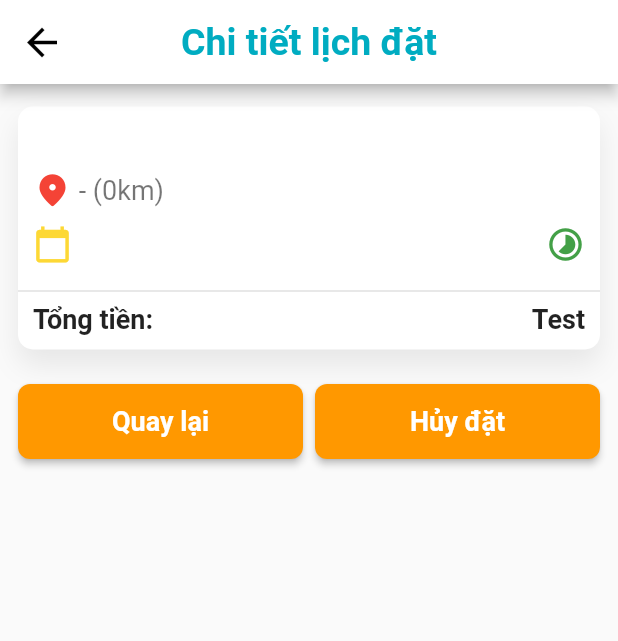
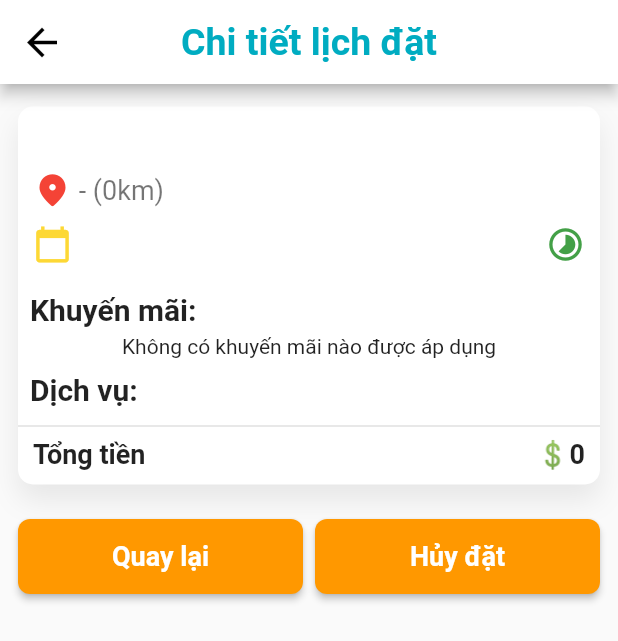
Before and after one commit to Balleys1900/DentistProject, a Flutter app: the HistoryCartBooking widget shown alone on an empty page, opened directly with empty values, after a tap on "Chi tiết", on a phone screen of 412 x 824 dp. Shown: the top 641 px of the screen. Run offline on Flutter 3.47's test engine with Material 2 defaults, Android fonts, the phone set to English and light mode, and no system bars; our stand-ins replace carousel_slider, fluttertoast, smooth_star_rating, table_calendar; network calls fail.

Commit message:
Update Logic booking

```diff
--- a/flutter_dentist_app/lib/api/http_service_booking.dart
+++ b/flutter_dentist_app/lib/api/http_service_booking.dart
@@ -12,7 +12,7 @@ class HttpServiceBooking {
     String timeAppointment,
     String dateAppointment,
     num hour,
-    List<dynamic> voucher,
+    List<dynamic> vouchers,
   ) async {
     Map data = {
       'user': user,
@@ -22,7 +22,7 @@ class HttpServiceBooking {
       'timeAppointment': timeAppointment,
       'dateAppointment': dateAppointment,
       'hour': hour,
-      'voucher': voucher,
+      'vouchers': vouchers,
       'status': true,
       'message': 'Đặt lịch thành công',
     };
--- a/flutter_dentist_app/lib/cart/Steps.dart
+++ b/flutter_dentist_app/lib/cart/Steps.dart
@@ -138,7 +138,7 @@ class _StepProgressState extends State<StepProgress> {
                 instanceTime.timeSelect.time,
                 new DateFormat('dd-MM-yyyy').format(instanceTime.date),
                 instanceTime.timeSelect.hour,
-                listVoucher,
+                vouchers,
               )
                   .then(
                 (value) {
--- a/flutter_dentist_app/lib/model/Booking.dart
+++ b/flutter_dentist_app/lib/model/Booking.dart
@@ -7,6 +7,7 @@ class Booking {
   final String dateAppointment;
   final String timeAppointment;
   final num hour;
+  final List<dynamic> vouchers;
   final bool status;
   final String message;
 
@@ -19,6 +20,7 @@ class Booking {
     required this.dateAppointment,
     required this.timeAppointment,
     required this.hour,
+    required this.vouchers,
     required this.status,
     required this.message,
   });
@@ -33,6 +35,7 @@ class Booking {
       dateAppointment: json['dateAppointment'],
       timeAppointment: json['timeAppointment'],
       hour: json['hour'],
+      vouchers: json['vouchers'],
       status: json['status'],
       message: json['message'],
     );
--- a/flutter_dentist_app/lib/screens/history/detailHistoryBooked.dart
+++ b/flutter_dentist_app/lib/screens/history/detailHistoryBooked.dart
@@ -13,6 +13,13 @@ class DetailHistoryBooked extends StatelessWidget {
 
   @override
   Widget build(BuildContext context) {
+    int totalDiscount = booking.vouchers.fold(
+        0, (previousValue, voucher) => voucher['discount'] + previousValue);
+    int discountAllTime = booking.vouchers.fold(
+        0,
+        (previousValue, voucher) => voucher['time'].length == 10
+            ? voucher['discount'] + previousValue
+            : previousValue);
     return SafeArea(
       child: Scaffold(
         appBar: AppBar(
@@ -129,8 +136,50 @@ class DetailHistoryBooked extends StatelessWidget {
                       ],
                     ),
                   ),
+                  Container(
+                    margin: EdgeInsets.only(top: 9, bottom: 5, left: 8),
+                    alignment: Alignment.topLeft,
+                    child: Text(
+                      'Khuyến mãi: ',
+                      style: TextStyle(
+                        fontSize: 20,
+                        fontWeight: FontWeight.bold,
+                      ),
+                    ),
+                  ),
+                  if (booking.vouchers.length > 0)
+                    ...booking.vouchers.map(
+                      (e) => Row(
+                        children: [
+                          Icon(Icons.check_circle_rounded, color: Colors.green),
+                          Text('  ${e['name']}',
+                              style: TextStyle(fontSize: 16)),
+                          Text(
+                            '  (-${e['discount']}%)',
+                            style: TextStyle(
+                                fontSize: 14,
+                                color: Colors.redAccent,
+                                fontWeight: FontWeight.bold),
+                          ),
+                        ],
+                      ),
+                    )
+                  else
+                    Text('Không có khuyến mãi nào được áp dụng'),
+                  Container(
+                    margin: EdgeInsets.only(top: 9, bottom: 5, left: 8),
+                    alignment: Alignment.topLeft,
+                    child: Text(
+                      'Dịch vụ: ',
+                      style: TextStyle(
+                        fontSize: 20,
+                        fontWeight: FontWeight.bold,
+                      ),
+                    ),
+                  ),
                   ...booking.services
-                      .map((s) => ServiceBookingCart(service: s))
+                      .map((s) => ServiceBookingCart(
+                          service: s, discount: discountAllTime))
                       .toList(),
                   Divider(
                     thickness: 1,
@@ -141,16 +190,29 @@ class DetailHistoryBooked extends StatelessWidget {
                     child: Row(
                       mainAxisAlignment: MainAxisAlignment.spaceBetween,
                       children: [
+                        Row(
+                          children: [
                             Text(
-                          'Tổng tiền: ',
+                              'Tổng tiền',
                               style: TextStyle(
                                 fontSize: 18,
                                 fontWeight: FontWeight.bold,
                               ),
                             ),
                             Text(
-                          // '💲${booking.services.fold(0, (previousValue, service) => (service['price'] * service['quantity'] * (1 - service['discount'] / 100)) + previousValue).toStringAsFixed(1)}',
-                          'Test',
+                              totalDiscount != 0
+                                  ? '(đã giảm (${totalDiscount}%)): '
+                                  : '',
+                              style: TextStyle(
+                                fontSize: 18,
+                                color: Colors.black54,
+                                fontWeight: FontWeight.bold,
+                              ),
+                            ),
+                          ],
+                        ),
+                        Text(
+                          '💲${(booking.services.fold(0, (previousValue, service) => service['price'] * service['quantity'] + previousValue) * (1 - totalDiscount / 100)).toStringAsFixed(0)}',
                           style: TextStyle(
                             fontSize: 18,
                             fontWeight: FontWeight.bold,
@@ -231,9 +293,11 @@ class DetailHistoryBooked extends StatelessWidget {
 
 class ServiceBookingCart extends StatelessWidget {
   final dynamic service;
+  final int discount;
   const ServiceBookingCart({
     Key? key,
     required this.service,
+    required this.discount,
   }) : super(key: key);
 
   @override
@@ -251,7 +315,8 @@ class ServiceBookingCart extends StatelessWidget {
               fontWeight: FontWeight.bold,
             ),
           ),
-          Row(
+          discount != 0
+              ? Row(
                   children: [
                     Text(
                       '💲${service['price']}',
@@ -267,8 +332,16 @@ class ServiceBookingCart extends StatelessWidget {
                       size: 30,
                     ),
                     Text(
-                // '💲${service['price'] * (1 - service['discount'] / 100)}',
-                'Test',
+                      '💲${service['price'] * (1 - discount / 100)}',
+                      style: TextStyle(
+                        fontSize: 18,
+                        fontWeight: FontWeight.bold,
+                      ),
+                    ),
+                  ],
+                )
+              : Text(
+                  '💲${service['price']}',
                   style: TextStyle(
                     fontSize: 18,
                     fontWeight: FontWeight.bold,
@@ -276,8 +349,6 @@ class ServiceBookingCart extends StatelessWidget {
                 ),
         ],
       ),
-        ],
-      ),
     );
   }
 }
--- a/flutter_dentist_app/lib/screens/history/historyBooking.dart
+++ b/flutter_dentist_app/lib/screens/history/historyBooking.dart
@@ -201,6 +201,14 @@ class HistoryCartBooking extends StatelessWidget {
 
   @override
   Widget build(BuildContext context) {
+    int totalDiscount = booking.vouchers.fold(
+        0, (previousValue, voucher) => voucher['discount'] + previousValue);
+
+    int discountAllTime = booking.vouchers.fold(
+        0,
+        (previousValue, voucher) => voucher['time'].length == 10
+            ? voucher['discount'] + previousValue
+            : previousValue);
     return Column(
       children: [
         Container(
@@ -284,7 +292,10 @@ class HistoryCartBooking extends StatelessWidget {
             ],
           ),
         ),
-        ...booking.services.map((s) => ServiceBookingCart(service: s)).toList(),
+        ...booking.services
+            .map((s) =>
+                ServiceBookingCart(service: s, discount: discountAllTime))
+            .toList(),
         Container(
           margin: EdgeInsets.only(top: 5, bottom: 5, left: 20, right: 20),
           child: Divider(
@@ -314,8 +325,7 @@ class HistoryCartBooking extends StatelessWidget {
                     ),
                   ),
                   Text(
-                    // '💲${booking.services.fold(0, (previousValue, service) => (service['price'] * service['quantity'] * (1 - service['discount'] / 100)) + previousValue).toStringAsFixed(1)}',
-                    'Test',
+                    '💲${(booking.services.fold(0, (previousValue, service) => service['price'] * service['quantity'] + previousValue) * (1 - totalDiscount / 100)).toStringAsFixed(0)}',
                     style: TextStyle(
                       fontSize: 18,
                       fontWeight: FontWeight.bold,
@@ -371,6 +381,13 @@ class HistoryCartBooked extends StatelessWidget {
 
   @override
   Widget build(BuildContext context) {
+    int totalDiscount = booking.vouchers.fold(
+        0, (previousValue, voucher) => voucher['discount'] + previousValue);
+    int discountAllTime = booking.vouchers.fold(
+        0,
+        (previousValue, voucher) => voucher['time'].length == 10
+            ? voucher['discount'] + previousValue
+            : previousValue);
     return Column(
       children: [
         Container(
@@ -456,7 +473,10 @@ class HistoryCartBooked extends StatelessWidget {
             ],
           ),
         ),
-        ...booking.services.map((s) => ServiceBookingCart(service: s)).toList(),
+        ...booking.services
+            .map((s) =>
+                ServiceBookingCart(service: s, discount: discountAllTime))
+            .toList(),
         Container(
           margin: EdgeInsets.only(top: 5, bottom: 5, left: 20, right: 20),
           child: Divider(
@@ -486,8 +506,7 @@ class HistoryCartBooked extends StatelessWidget {
                     ),
                   ),
                   Text(
-                    // '💲${booking.services.fold(0, (previousValue, service) => (service['price'] * service['quantity'] * (1 - service['discount'] / 100)) + previousValue).toStringAsFixed(1)}',
-                    'Test',
+                    '💲${(booking.services.fold(0, (previousValue, service) => service['price'] * service['quantity'] + previousValue) * (1 - totalDiscount / 100)).toStringAsFixed(0)}',
                     style: TextStyle(
                       fontSize: 18,
                       fontWeight: FontWeight.bold,
@@ -564,6 +583,7 @@ class HistoryCartBooked extends StatelessWidget {
 
 class HistoryCartCancel extends StatelessWidget {
   final Booking booking;
+
   const HistoryCartCancel({
     Key? key,
     required this.booking,
@@ -571,6 +591,13 @@ class HistoryCartCancel extends StatelessWidget {
 
   @override
   Widget build(BuildContext context) {
+    int totalDiscount = booking.vouchers.fold(
+        0, (previousValue, voucher) => voucher['discount'] + previousValue);
+    int discountAllTime = booking.vouchers.fold(
+        0,
+        (previousValue, voucher) => voucher['time'].length == 10
+            ? voucher['discount'] + previousValue
+            : previousValue);
     return Column(
       children: [
         Container(
@@ -656,7 +683,10 @@ class HistoryCartCancel extends StatelessWidget {
             ],
           ),
         ),
-        ...booking.services.map((s) => ServiceBookingCart(service: s)).toList(),
+        ...booking.services
+            .map((s) =>
+                ServiceBookingCart(service: s, discount: discountAllTime))
+            .toList(),
         Container(
           margin: EdgeInsets.only(top: 5, bottom: 5, left: 20, right: 20),
           child: Divider(
@@ -686,8 +716,7 @@ class HistoryCartCancel extends StatelessWidget {
                     ),
                   ),
                   Text(
-                    // '💲${booking.services.fold(0, (previousValue, service) => (service['price'] * service['quantity'] * (1 - service['discount'] / 100)) + previousValue).toStringAsFixed(1)}',
-                    '💲Test',
+                    '💲${(booking.services.fold(0, (previousValue, service) => service['price'] * service['quantity'] + previousValue) * (1 - totalDiscount / 100)).toStringAsFixed(0)}',
                     style: TextStyle(
                       fontSize: 18,
                       fontWeight: FontWeight.bold,
@@ -731,9 +760,11 @@ class HistoryCartCancel extends StatelessWidget {
 
 class ServiceBookingCart extends StatelessWidget {
   final dynamic service;
+  final int discount;
   const ServiceBookingCart({
     Key? key,
     required this.service,
+    required this.discount,
   }) : super(key: key);
 
   @override
@@ -751,7 +782,8 @@ class ServiceBookingCart extends StatelessWidget {
               fontWeight: FontWeight.bold,
             ),
           ),
-          Row(
+          discount != 0
+              ? Row(
                   children: [
                     Text(
                       '💲${service['price']}',
@@ -767,8 +799,16 @@ class ServiceBookingCart extends StatelessWidget {
                       size: 30,
                     ),
                     Text(
-                // '💲${service['price'] * (1 - service['discount'] / 100)}',
-                '💲Test',
+                      '💲${service['price'] * (1 - discount / 100)}',
+                      style: TextStyle(
+                        fontSize: 18,
+                        fontWeight: FontWeight.bold,
+                      ),
+                    ),
+                  ],
+                )
+              : Text(
+                  '💲${service['price']}',
                   style: TextStyle(
                     fontSize: 18,
                     fontWeight: FontWeight.bold,
@@ -776,8 +816,6 @@ class ServiceBookingCart extends StatelessWidget {
                 ),
         ],
       ),
-        ],
-      ),
     );
   }
 }
--- a/flutter_dentist_app/lib/screens/main/screens/card_service.dart
+++ b/flutter_dentist_app/lib/screens/main/screens/card_service.dart
@@ -95,7 +95,6 @@ class CardService extends StatelessWidget {
                       padding:
                           EdgeInsets.only(top: 4, bottom: 4, left: 7, right: 7),
                       child: Text(
-                        // 'Giảm giá ${service['discount']}%',
                         'Giảm giá ${clinic.voucher!.discount}%',
                         style: TextStyle(
                             fontSize: 18,
```
Also changed, not shown: 4 other files. Lines whose indentation alone changed are shown as unchanged.
